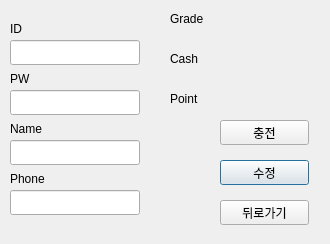
Above: Sodesucar_clnt/user.ui from mssung34/Sodesucar before the change. Below: the same form after it.
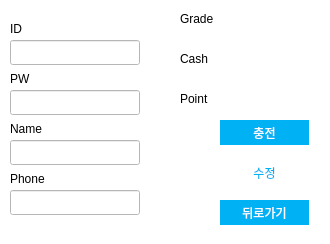
That is the form after the change.

Patch:
```diff
--- a/Sodesucar_clnt/user.ui
+++ b/Sodesucar_clnt/user.ui
@@ -13,6 +13,9 @@
   <property name="windowTitle">
    <string>Dialog</string>
   </property>
+  <property name="styleSheet">
+   <string notr="true">background-color: rgb(255, 255, 255);</string>
+  </property>
   <widget class="QLineEdit" name="id_text">
    <property name="geometry">
     <rect>
@@ -114,7 +117,7 @@
   <widget class="QLabel" name="cash_label">
    <property name="geometry">
     <rect>
-     <x>170</x>
+     <x>180</x>
      <y>50</y>
      <width>151</width>
      <height>17</height>
@@ -127,7 +130,7 @@
   <widget class="QLabel" name="point_label">
    <property name="geometry">
     <rect>
-     <x>170</x>
+     <x>180</x>
      <y>90</y>
      <width>151</width>
      <height>17</height>
@@ -146,6 +149,17 @@
      <height>25</height>
     </rect>
    </property>
+   <property name="styleSheet">
+    <string notr="true">QPushButton{
+	background-color: rgb(255, 255, 255);
+	color: rgb(0, 177, 244);
+    border:none
+}
+QPushButton:hover{
+	background-color: rgb(0, 177, 244);
+	color: rgb(255, 255, 255);
+}</string>
+   </property>
    <property name="text">
     <string>수정</string>
    </property>
@@ -159,6 +173,18 @@
      <height>25</height>
     </rect>
    </property>
+   <property name="styleSheet">
+    <string notr="true">QPushButton{
+	background-color: rgb(0, 177, 244);
+	color: rgb(255, 255, 255);
+    border:none
+}
+QPushButton:hover{
+	background-color: rgb(255, 255, 255);
+	color: rgb(0, 177, 244);
+   border:none
+}</string>
+   </property>
    <property name="text">
     <string>뒤로가기</string>
    </property>
@@ -172,6 +198,18 @@
      <height>25</height>
     </rect>
    </property>
+   <property name="styleSheet">
+    <string notr="true">QPushButton{
+	background-color: rgb(0, 177, 244);
+	color: rgb(255, 255, 255);
+    border:none
+}
+QPushButton:hover{
+	background-color: rgb(255, 255, 255);
+	color: rgb(0, 177, 244);
+   border:none
+}</string>
+   </property>
    <property name="text">
     <string>충전</string>
    </property>
@@ -179,7 +217,7 @@
   <widget class="QLabel" name="grade_label">
    <property name="geometry">
     <rect>
-     <x>170</x>
+     <x>180</x>
      <y>10</y>
      <width>151</width>
      <height>17</height>
```
